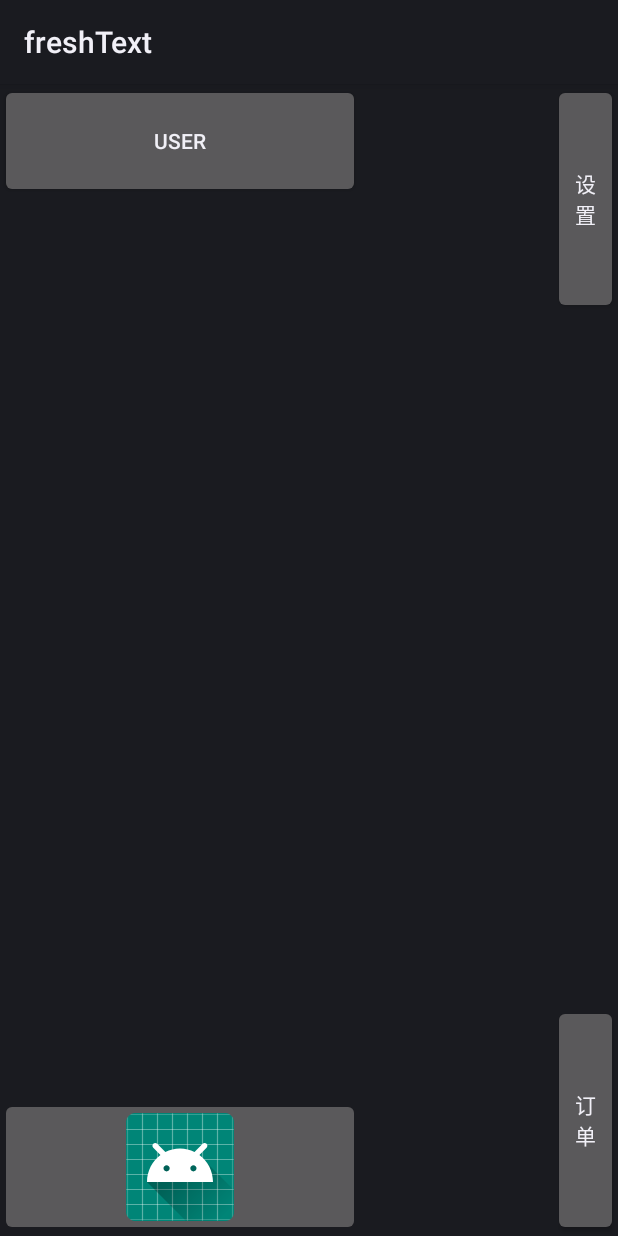
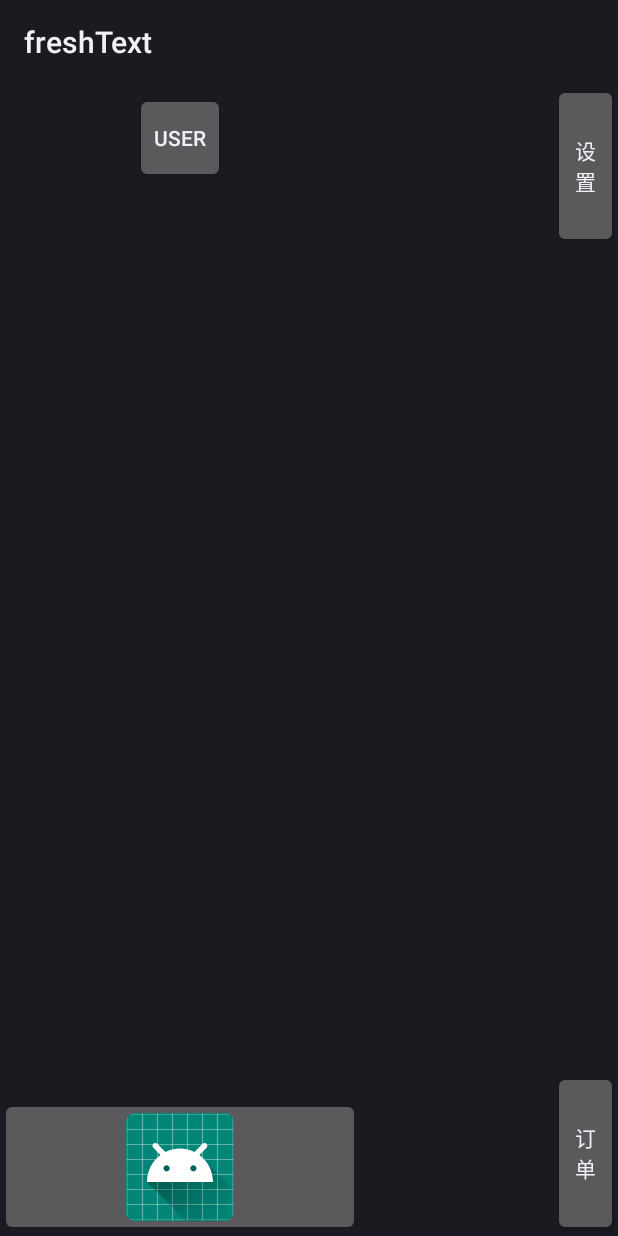
Before and after one commit to zhengzekun/chengzhongAPP, an Android app: the layout activity_main.xml on its own in the app's theme, with its tools: preview values and no code run, on a phone screen of 412 x 824 dp. Run offline under Robolectric (Android 15) with nearby library versions, the light colour scheme and no system bars; plain views replace QMUIRoundButton.

Commit message:
add:登录功能

```diff
--- a/app/src/main/res/layout/activity_main.xml
+++ b/app/src/main/res/layout/activity_main.xml
@@ -3,7 +3,6 @@
     xmlns:tools="http://schemas.android.com/tools"
     android:layout_width="match_parent"
     android:layout_height="match_parent"
-    xmlns:app="http://schemas.android.com/apk/res-auto"
     tools:context=".MainActivity">
 
     <!--左侧菜单-->
@@ -26,7 +25,7 @@
         <LinearLayout
             android:layout_width="fill_parent"
             android:layout_height="0dp"
-            android:layout_weight="3"
+            android:layout_weight="5"
             android:orientation="vertical">
             <!--    主界面-->
             <androidx.recyclerview.widget.RecyclerView
--- a/app/src/main/res/layout/layout_menu.xml
+++ b/app/src/main/res/layout/layout_menu.xml
@@ -10,21 +10,48 @@
         android:layout_width="fill_parent"
         android:layout_height="0dp"
         android:layout_weight="1"
+        android:gravity="center"
         android:orientation="vertical">
 
 <!--        用户-->
+        <LinearLayout
+            android:layout_width="fill_parent"
+            android:layout_height="0dp"
+            android:layout_weight="2"
+            android:gravity="center"
+            android:orientation="vertical">
             <com.qmuiteam.qmui.widget.roundwidget.QMUIRoundButton
                 android:id="@+id/user"
-            android:layout_width="match_parent"
-            android:layout_height="76dp"
+                android:layout_width="60dp"
+                android:layout_height="60dp"
                 android:gravity="center"
                 android:text="user"
-            app:qmui_radius="40dp"
+                app:qmui_radius="30dp"
                 tools:ignore="MissingConstraints"
                 tools:layout_editor_absoluteX="340dp"
                 tools:layout_editor_absoluteY="180dp"
                 android:onClick="onClick"/>
+        </LinearLayout>
 
+        <LinearLayout
+            android:layout_width="fill_parent"
+            android:layout_height="0dp"
+            android:layout_weight="1"
+            android:gravity="center"
+            android:orientation="vertical">
+            <TextView
+                android:id="@+id/user_name"
+                android:layout_width="wrap_content"
+                android:layout_height="wrap_content"/>
+        </LinearLayout>
+
+    </LinearLayout>
+
+    <LinearLayout
+        android:layout_width="fill_parent"
+        android:layout_height="0dp"
+        android:layout_weight="5"
+        android:orientation="vertical">
 <!--        列表-->
         <androidx.recyclerview.widget.RecyclerView
             android:id="@+id/menu_recycler"
@@ -36,7 +63,8 @@
 <!--    底部按钮-->
     <LinearLayout
         android:layout_width="fill_parent"
-        android:layout_height="wrap_content"
+        android:layout_height="0dp"
+        android:layout_weight="1"
         android:gravity="bottom"
         android:orientation="vertical">
 
```
Also changed, not shown: app/src/main/AndroidManifest.xml (+7 -4 lines), app/src/main/java/com/example/freshtext/Activity/LoginActivity.java (added, +139 -0 lines), app/src/main/java/com/example/freshtext/Entity/User.java (+11 -1 lines), app/src/main/java/com/example/freshtext/MainActivity.java (+55 -2 lines), app/src/main/res/drawable/buttonstyle.xml (added, +21 -0 lines), app/src/main/res/layout/activity_login.xml (added, +120 -0 lines). Lines whose indentation alone changed are shown as unchanged.
